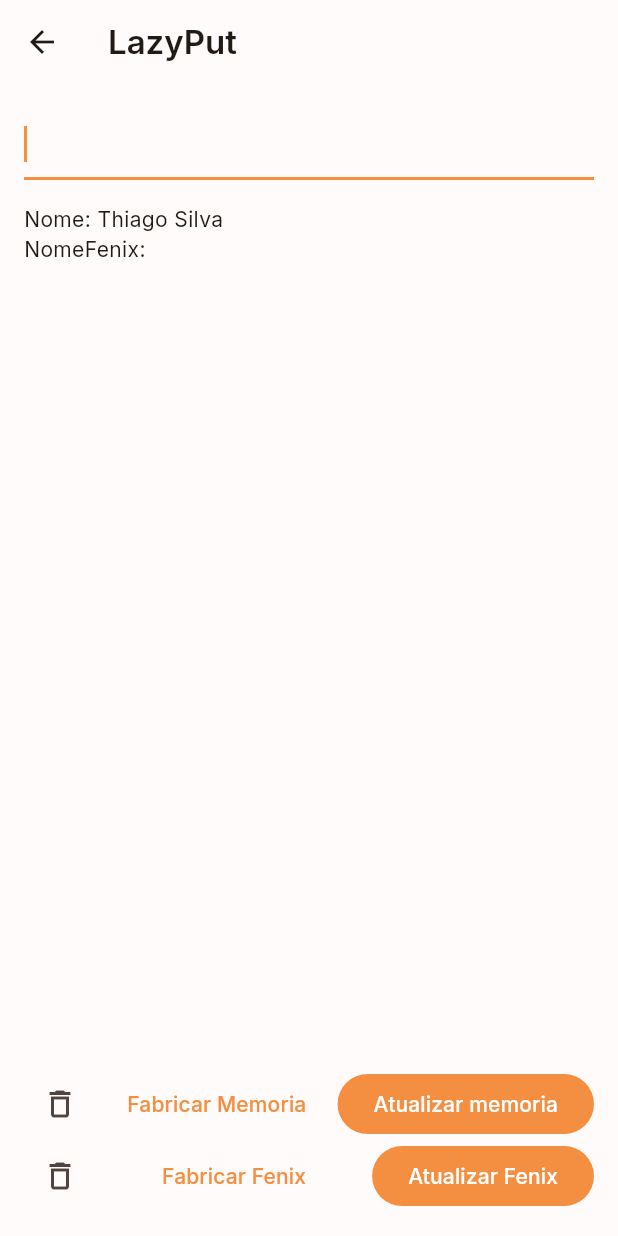
After one commit to thiagouxdev/GetX, a Flutter app: the LazyPutPage screen opened by its route, after a tap on "Fabricar Memoria", on a phone screen of 412 x 824 dp. The commit adds this screen. Run offline on Flutter 3.47's test engine with Material 3 defaults, Android fonts, the phone set to English and light mode, and no system bars; our stand-ins replace get, google_fonts.

Commit message:
lazyPut adicionado

```diff
--- /dev/null
+++ b/3_dependencias/get_dependencias/lib/pages/metodos/lazyPut/lazy_put_controller.dart
@@ -0,0 +1,7 @@
+class LazyPutController {
+  String nome = "Thiago Silva";
+
+  LazyPutController() {
+    print("LazyPutController foi inicializado");
+  }
+}
--- /dev/null
+++ b/3_dependencias/get_dependencias/lib/pages/metodos/lazyPut/lazy_put_fenix_controller.dart
@@ -0,0 +1,7 @@
+class LazyPutFenixController {
+  String nome = "Thiago Fenix";
+
+  LazyPutFenixController() {
+    print("LazyPutFenixController foi inicializado");
+  }
+}
--- /dev/null
+++ b/3_dependencias/get_dependencias/lib/pages/metodos/lazyPut/lazy_put_page.dart
@@ -0,0 +1,128 @@
+import 'package:flutter/material.dart';
+import 'package:get/get.dart';
+import 'lazy_put_controller.dart';
+
+import 'lazy_put_fenix_controller.dart';
+
+class LazyPutPage extends StatefulWidget {
+  LazyPutPage({super.key}) {
+    Get.lazyPut(() => LazyPutController());
+    // Mata a instancia, porém ele mantem a factory ativa dentro do Get fazendo com que,// tenha a possibilidade de acessa-la de qualquer lugar para sempre dentro do Get
+
+    Get.lazyPut(() => LazyPutFenixController(), fenix: true);
+    // Mantem a instanv=cia dentro do Get, sendo assim quando você pedir a classe
+    // ele retorna-ra a mesma instancia anterior!!!
+
+    // Get.put(LazyPutFenixController(), permanent: true);
+  }
+
+  @override
+  State<LazyPutPage> createState() => _LazyPutPageState();
+}
+
+class _LazyPutPageState extends State<LazyPutPage> {
+  String nome = "";
+  String nomeFenix = "";
+  final TextEditingController _textController = TextEditingController();
+
+  @override
+  Widget build(BuildContext context) {
+    return Scaffold(
+      appBar: AppBar(
+        title: const Text('LazyPut'),
+      ),
+      body: Center(
+        child: Padding(
+          padding: const EdgeInsets.all(16.0),
+          child: Column(
+            mainAxisAlignment: MainAxisAlignment.start,
+            crossAxisAlignment: CrossAxisAlignment.start,
+            children: [
+              TextField(
+                controller: _textController,
+                autofocus: true,
+              ),
+              const SizedBox(
+                height: 16,
+              ),
+              Text("Nome: $nome"),
+              Text("NomeFenix: $nomeFenix"),
+            ],
+          ),
+        ),
+      ),
+      bottomSheet: Padding(
+        padding: const EdgeInsets.all(16),
+        child: Column(
+          mainAxisSize: MainAxisSize.min,
+          children: [
+            Row(
+              mainAxisAlignment: MainAxisAlignment.spaceBetween,
+              children: [
+                IconButton(
+                  icon: const Icon(Icons.delete_outline),
+                  onPressed: () {
+                    setState(() {
+                      nome = "";
+                    });
+                  },
+                ),
+                TextButton(
+                  onPressed: () {
+                    final controller = Get.find<LazyPutController>();
+                    setState(() {
+                      nome = controller.nome;
+                    });
+                  },
+                  child: const Text("Fabricar Memoria"),
+                ),
+                FilledButton(
+                  onPressed: () {
+                    final controller = Get.find<LazyPutController>();
+                    setState(() {
+                      controller.nome = _textController.text;
+                      nome = controller.nome;
+                    });
+                  },
+                  child: const Text("Atualizar memoria"),
+                ),
+              ],
+            ),
+            Row(
+              mainAxisAlignment: MainAxisAlignment.spaceBetween,
+              children: [
+                IconButton(
+                  icon: const Icon(Icons.delete_outline),
+                  onPressed: () {
+                    setState(() {
+                      nomeFenix = "";
+                    });
+                  },
+                ),
+                TextButton(
+                  onPressed: () {
+                    final controller = Get.find<LazyPutFenixController>();
+                    setState(() {
+                      nomeFenix = controller.nome;
+                    });
+                  },
+                  child: const Text("Fabricar Fenix"),
+                ),
+                FilledButton(
+                  onPressed: () {
+                    final controller = Get.find<LazyPutFenixController>();
+                    setState(() {
+                      controller.nome = _textController.text;
+                      nomeFenix = controller.nome;
+                    });
+                  },
+                  child: const Text("Atualizar Fenix"),
+                ),
+              ],
+            ),
+          ],
+        ),
+      ),
+    );
+  }
+}
--- a/3_dependencias/get_dependencias/lib/pages/metodos/metodos_home_page.dart
+++ b/3_dependencias/get_dependencias/lib/pages/metodos/metodos_home_page.dart
@@ -21,6 +21,12 @@ class MetodosHomePage extends StatelessWidget {
             },
             child: const Text("Put"),
           ),
+          OutlinedButton(
+            onPressed: () {
+              Get.toNamed(AppRoutes.metodos.lazyPut);
+            },
+            child: const Text("LazyPut"),
+          ),
         ],
       )),
     );
--- a/3_dependencias/get_dependencias/lib/routes/app_pages.dart
+++ b/3_dependencias/get_dependencias/lib/routes/app_pages.dart
@@ -1,4 +1,5 @@
 import 'package:get/get.dart';
+import 'package:get_dependencias/pages/metodos/lazyPut/lazy_put_page.dart';
 import 'package:get_dependencias/pages/metodos/metodos_home_page.dart';
 import 'package:get_dependencias/pages/metodos/put_permanent_tags/put_page.dart';
 import '../pages/basico/basico_theme_page.dart';
@@ -22,6 +23,10 @@ class AppPages {
           name: "/put",
           page: () => const PutPage(),
         ),
+        GetPage(
+          name: "/lazy_put",
+          page: () => LazyPutPage(),
+        ),
       ],
     ),
   ];
--- a/3_dependencias/get_dependencias/lib/routes/app_routes.dart
+++ b/3_dependencias/get_dependencias/lib/routes/app_routes.dart
@@ -9,4 +9,5 @@ class AppRoutes {
 class MetodosRoutes {
   final String root = "/metodos";
   final String put = "/metodos/put";
+  final String lazyPut = "/metodos/lazy_put";
 }
```
